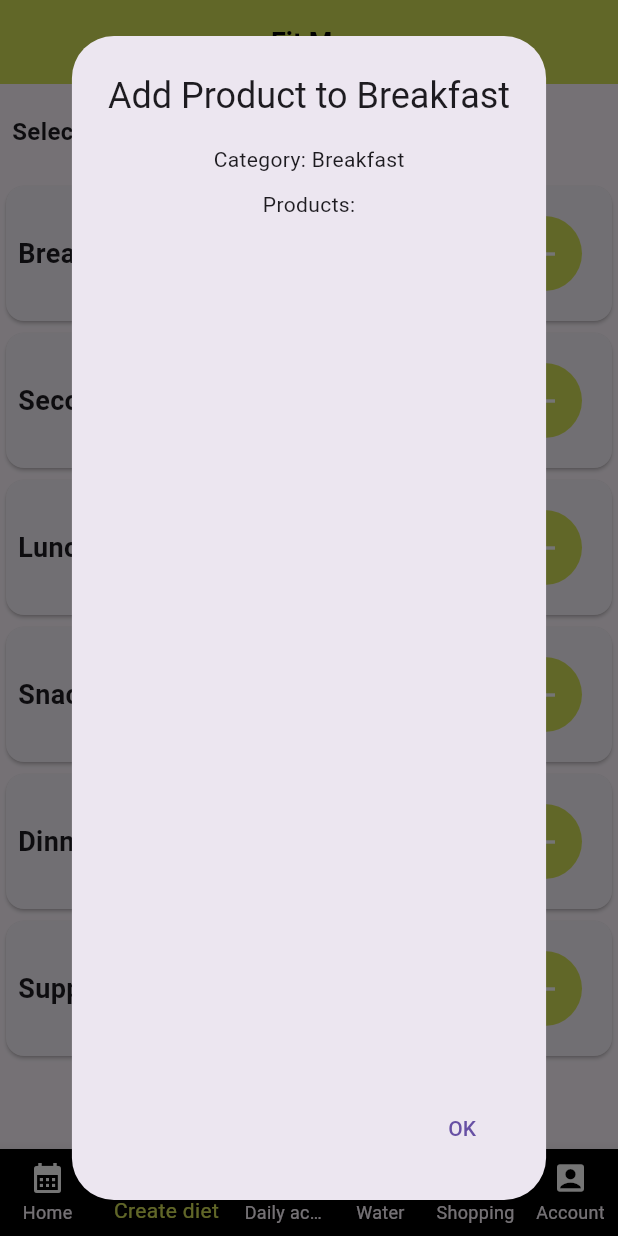
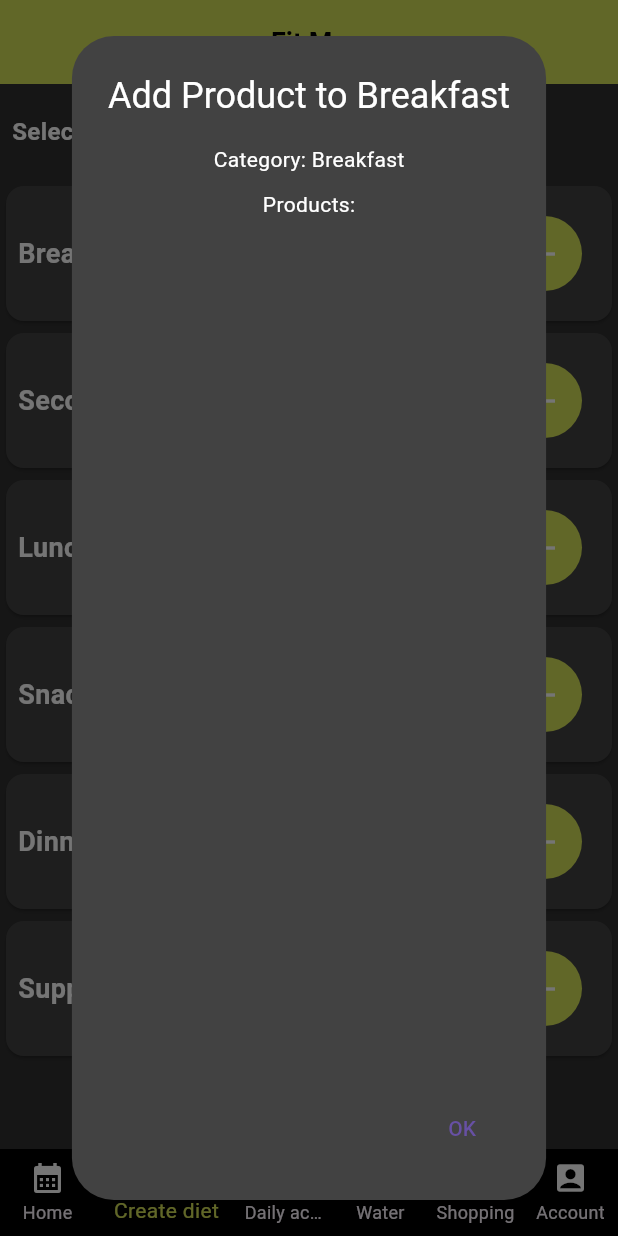
Before and after one commit to hardKokos/23_FitMe, a Flutter app: the screen it shows once a user with an empty profile is signed in, item 2 of the bottom bar chosen, after a tap on the "add" icon, on a phone screen of 412 x 824 dp. Run offline on Flutter 3.47's test engine with Material 3 defaults, Android fonts, the phone set to English and light mode, and no system bars; our stand-ins replace anim_search_bar, badges, cloud_firestore, confetti, equatable, firebase_auth and 3 more; missing offline and left inert: barcode_scan2, customizable_counter, shopping_cart; accounts and stored records are empty.

Commit message:
diet page styles

```diff
--- a/frontend/fit_me/lib/pages/diet_page.dart
+++ b/frontend/fit_me/lib/pages/diet_page.dart
@@ -25,8 +25,10 @@ class _DietPageState extends State<DietPage> {
         centerTitle: true,
         elevation: 0.0,
       ),
+      backgroundColor: Colors.grey[850],
       body: StreamBuilder(
-        stream: FirebaseFirestore.instance.collection('DietProducts').snapshots(),
+        stream:
+        FirebaseFirestore.instance.collection('DietProducts').snapshots(),
         builder: (context, snapshot) {
           if (!snapshot.hasData) {
             return CircularProgressIndicator();
@@ -68,7 +70,8 @@ class _DietPageState extends State<DietPage> {
               children: [
                 buildPageSelectionMenu(),
                 buildCategoryCard('Breakfast', selectedDietBreakfast),
-                buildCategoryCard('Second Breakfast', selectedDietSecondBreakfast),
+                buildCategoryCard(
+                    'Second Breakfast', selectedDietSecondBreakfast),
                 buildCategoryCard('Lunch', selectedDietLunch),
                 buildCategoryCard('Snack', selectedDietSnack),
                 buildCategoryCard('Dinner', selectedDietDinner),
@@ -86,20 +89,27 @@ class _DietPageState extends State<DietPage> {
       padding: const EdgeInsets.all(8.0),
       child: Row(
         children: [
-          Text(
+          const Text(
             'Select Diet:',
             style: TextStyle(
               fontSize: 16,
               fontWeight: FontWeight.bold,
+              color: Colors.white,
             ),
           ),
-          SizedBox(width: 10),
+          const SizedBox(width: 10),
           DropdownButton<String>(
             value: selectedDiet,
+            dropdownColor: Colors.grey[800],
             items: ['1', '2', '3'].map((String value) {
               return DropdownMenuItem<String>(
                 value: value,
-                child: Text(value),
+                child: Text(
+                  value,
+                  style: const TextStyle(
+                    color: Colors.white,
+                  ),
+                ),
               );
             }).toList(),
             onChanged: (String? newValue) {
@@ -115,6 +125,7 @@ class _DietPageState extends State<DietPage> {
 
   Widget buildCategoryCard(String category, List<DocumentSnapshot> products) {
     return Card(
+      color: Colors.grey[800],
       child: Column(
         crossAxisAlignment: CrossAxisAlignment.start,
         children: [
@@ -125,7 +136,8 @@ Widget buildCategoryCard(String category, List<DocumentSnapshot> products) {
               children: [
                 Text(
                   category,
-                style: TextStyle(
+                  style: const TextStyle(
+                    color: Colors.white,
                     fontSize: 18,
                     fontWeight: FontWeight.bold,
                   ),
@@ -147,20 +159,59 @@ Widget buildCategoryCard(String category, List<DocumentSnapshot> products) {
               var productFat = products[index]['FAT'];
 
               return ListTile(
-              title: Text(productName),
+                title: Text(
+                  productName,
+                  style: const TextStyle(
+                    color: Colors.white,
+                  ),
+                ),
                 subtitle: Column(
-                crossAxisAlignment: CrossAxisAlignment.start,
+                  children: [
+                    const SizedBox(height: 20,),
+                    Row(
                       children: [
                         Image.network(
                           productImage,
-                    height: 50,
-                    width: 50,
+                          height: 100,
+                          width: 100,
                           fit: BoxFit.cover,
                         ),
-                  Text('KCAL: $productKcal'),
-                  Text('Protein: $productProtein'),
-                  Text('Carbs: $productCarbs'),
-                  Text('Fat: $productFat'),
+                        const SizedBox(width: 30,),
+                        Column(
+                          crossAxisAlignment: CrossAxisAlignment.start,
+                          children: [
+                            Text(
+                              'Kcal: $productKcal',
+                              style: const TextStyle(
+                                color: Colors.white,
+                              ),
+                            ),
+                            const SizedBox(height: 5,),
+                            Text(
+                              'Protein: $productProtein',
+                              style: const TextStyle(
+                                color: Colors.white,
+                              ),
+                            ),
+                            const SizedBox(height: 5,),
+                            Text(
+                              'Carbs: $productCarbs',
+                              style: const TextStyle(
+                                color: Colors.white,
+                              ),
+                            ),
+                            const SizedBox(height: 5,),
+                            Text(
+                              'Fat: $productFat',
+                              style: const TextStyle(
+                                color: Colors.white,
+                              ),
+                            ),
+                          ],
+                        )
+                      ],
+                    ),
+                    const SizedBox(height: 20,),
                   ],
                 ),
               );
@@ -192,12 +243,28 @@ Widget buildCategoryCard(String category, List<DocumentSnapshot> products) {
       context: context,
       builder: (BuildContext context) {
         return AlertDialog(
-          title: Text('Add Product to $category'),
+          backgroundColor: Colors.grey[800],
+          title: Text(
+            'Add Product to $category',
+            style: const TextStyle(
+              color: Colors.white,
+            ),
+          ),
           content: Column(
             children: [
-              Text('Category: $category'),
-              SizedBox(height: 10),
-              Text('Products:'),
+              Text(
+                'Category: $category',
+                style: const TextStyle(
+                  color: Colors.white,
+                ),
+              ),
+              const SizedBox(height: 10),
+              const Text(
+                'Products:',
+                style: TextStyle(
+                  color: Colors.white,
+                ),
+              ),
               buildProductList(products),
             ],
           ),
@@ -206,7 +273,7 @@ Widget buildCategoryCard(String category, List<DocumentSnapshot> products) {
               onPressed: () {
                 Navigator.of(context).pop();
               },
-              child: Text('OK'),
+              child: const Text('OK'),
             ),
           ],
         );
@@ -219,7 +286,12 @@ Widget buildCategoryCard(String category, List<DocumentSnapshot> products) {
       crossAxisAlignment: CrossAxisAlignment.start,
       children: products.map((product) {
         var productName = product['name'];
-        return Text('- $productName');
+        return Text(
+          '- $productName',
+          style: const TextStyle(
+            color: Colors.white,
+          ),
+        );
       }).toList(),
     );
   }
```
Lines whose indentation alone changed are shown as unchanged.
